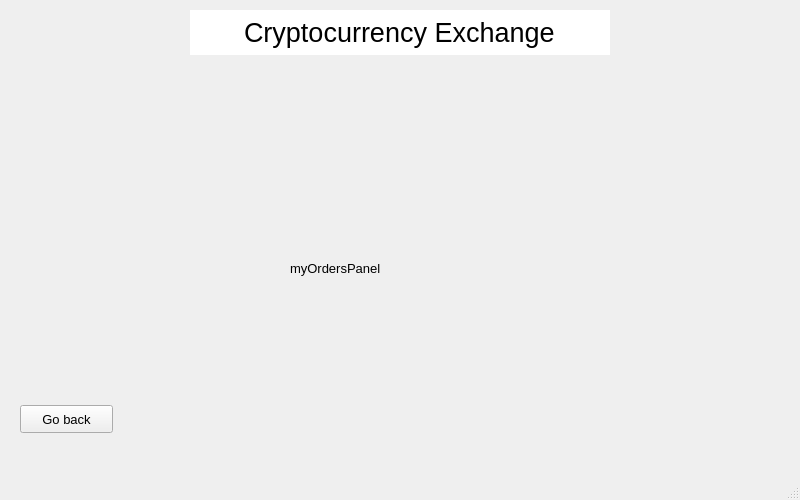
Above: cryptocurrency-exchange/mainwindow.ui from Lyczeq/cryptocurrency-exchange before the change. Below: the same form after it.
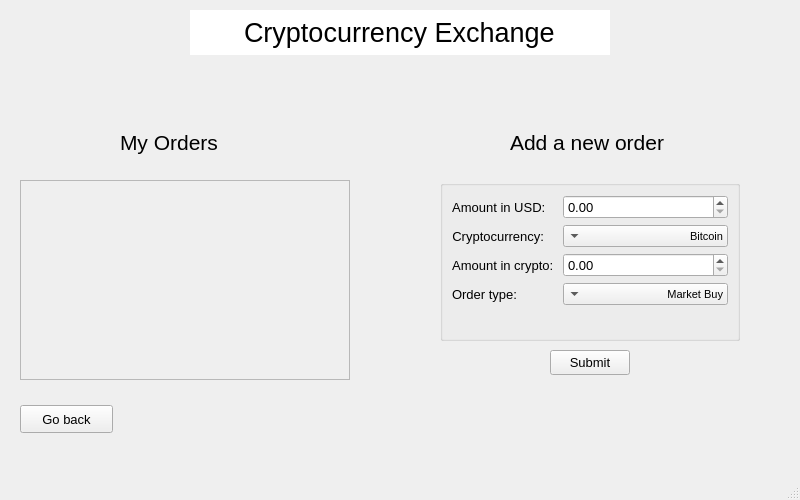
That is the form after the change. The open tabs and pages were chosen to show the change. Custom widgets are drawn as their Qt base class.

Commit message: Circle diagram that describes user's wallet is done, working on orders mechanics

Patch:
```diff
--- a/cryptocurrency-exchange/mainwindow.ui
+++ b/cryptocurrency-exchange/mainwindow.ui
@@ -1487,14 +1487,20 @@
      <widget class="QLabel" name="label_5">
       <property name="geometry">
        <rect>
-        <x>290</x>
-        <y>180</y>
-        <width>261</width>
-        <height>16</height>
+        <x>120</x>
+        <y>40</y>
+        <width>130</width>
+        <height>45</height>
        </rect>
       </property>
+      <property name="font">
+       <font>
+        <family>Arial</family>
+        <pointsize>16</pointsize>
+       </font>
+      </property>
       <property name="text">
-       <string>myOrdersPanel</string>
+       <string>My Orders</string>
       </property>
      </widget>
      <widget class="QPushButton" name="goBackBtnFromMyOrdersBtn">
@@ -1516,6 +1522,218 @@
        <string>Go back</string>
       </property>
      </widget>
+     <widget class="QScrollArea" name="myOrdersArea">
+      <property name="geometry">
+       <rect>
+        <x>20</x>
+        <y>100</y>
+        <width>330</width>
+        <height>200</height>
+       </rect>
+      </property>
+      <property name="widgetResizable">
+       <bool>true</bool>
+      </property>
+      <widget class="QWidget" name="scrollAreaWidgetContents_3">
+       <property name="geometry">
+        <rect>
+         <x>0</x>
+         <y>0</y>
+         <width>328</width>
+         <height>198</height>
+        </rect>
+       </property>
+       <layout class="QGridLayout" name="gridLayout_7"/>
+      </widget>
+     </widget>
+     <widget class="QLabel" name="myOrdersLabel_2">
+      <property name="geometry">
+       <rect>
+        <x>510</x>
+        <y>40</y>
+        <width>210</width>
+        <height>45</height>
+       </rect>
+      </property>
+      <property name="font">
+       <font>
+        <family>Arial</family>
+        <pointsize>16</pointsize>
+       </font>
+      </property>
+      <property name="text">
+       <string>Add a new order</string>
+      </property>
+     </widget>
+     <widget class="QGroupBox" name="groupBox_5">
+      <property name="geometry">
+       <rect>
+        <x>440</x>
+        <y>100</y>
+        <width>300</width>
+        <height>161</height>
+       </rect>
+      </property>
+      <property name="title">
+       <string/>
+      </property>
+      <layout class="QVBoxLayout" name="verticalLayout_19">
+       <item>
+        <layout class="QFormLayout" name="formLayout_4">
+         <item row="1" column="0">
+          <widget class="QLabel" name="cryptoAmountLabel">
+           <property name="text">
+            <string>Cryptocurrency: </string>
+           </property>
+           <property name="alignment">
+            <set>Qt::AlignCenter</set>
+           </property>
+          </widget>
+         </item>
+         <item row="1" column="1">
+          <widget class="QComboBox" name="chooseCurrencyOrder">
+           <property name="font">
+            <font>
+             <family>Arial</family>
+             <pointsize>8</pointsize>
+            </font>
+           </property>
+           <property name="layoutDirection">
+            <enum>Qt::RightToLeft</enum>
+           </property>
+           <property name="modelColumn">
+            <number>0</number>
+           </property>
+           <item>
+            <property name="text">
+             <string>Bitcoin</string>
+            </property>
+           </item>
+           <item>
+            <property name="text">
+             <string>Ethereum</string>
+            </property>
+           </item>
+           <item>
+            <property name="text">
+             <string>Binance Coin</string>
+            </property>
+           </item>
+           <item>
+            <property name="text">
+             <string>Tether</string>
+            </property>
+           </item>
+           <item>
+            <property name="text">
+             <string>Ripple</string>
+            </property>
+           </item>
+          </widget>
+         </item>
+         <item row="2" column="1">
+          <widget class="QDoubleSpinBox" name="howMuchOrder">
+           <property name="enabled">
+            <bool>true</bool>
+           </property>
+          </widget>
+         </item>
+         <item row="3" column="0">
+          <widget class="QLabel" name="orderTypeLabel">
+           <property name="text">
+            <string>Order type: </string>
+           </property>
+          </widget>
+         </item>
+         <item row="3" column="1">
+          <widget class="QComboBox" name="chooseOrderType">
+           <property name="enabled">
+            <bool>true</bool>
+           </property>
+           <property name="font">
+            <font>
+             <family>Arial</family>
+             <pointsize>8</pointsize>
+            </font>
+           </property>
+           <property name="layoutDirection">
+            <enum>Qt::RightToLeft</enum>
+           </property>
+           <property name="modelColumn">
+            <number>0</number>
+           </property>
+           <item>
+            <property name="text">
+             <string>Market Buy</string>
+            </property>
+           </item>
+           <item>
+            <property name="text">
+             <string>Market Sell</string>
+            </property>
+           </item>
+           <item>
+            <property name="text">
+             <string>Stop Limit Sell</string>
+            </property>
+           </item>
+           <item>
+            <property name="text">
+             <string>Stop Limit Buy</string>
+            </property>
+           </item>
+           <item>
+            <property name="text">
+             <string>Stop Market Sell</string>
+            </property>
+           </item>
+           <item>
+            <property name="text">
+             <string>Stop Market Buy</string>
+            </property>
+           </item>
+          </widget>
+         </item>
+         <item row="2" column="0">
+          <widget class="QLabel" name="howMuchCryptoOrderLabel">
+           <property name="text">
+            <string>Amount in crypto: </string>
+           </property>
+           <property name="alignment">
+            <set>Qt::AlignCenter</set>
+           </property>
+          </widget>
+         </item>
+         <item row="0" column="0">
+          <widget class="QLabel" name="usdAmountLabel">
+           <property name="text">
+            <string>Amount in USD: </string>
+           </property>
+           <property name="alignment">
+            <set>Qt::AlignCenter</set>
+           </property>
+          </widget>
+         </item>
+         <item row="0" column="1">
+          <widget class="QDoubleSpinBox" name="howMuchUSD"/>
+         </item>
+        </layout>
+       </item>
+      </layout>
+     </widget>
+     <widget class="QPushButton" name="submitOrderBtn">
+      <property name="geometry">
+       <rect>
+        <x>550</x>
+        <y>270</y>
+        <width>80</width>
+        <height>25</height>
+       </rect>
+      </property>
+      <property name="text">
+       <string>Submit</string>
+      </property>
+     </widget>
     </widget>
     <widget class="QWidget" name="historicalOrdersPanel">
      <widget class="QLabel" name="label_6">
```
Left out of the diff: 165 changed lines with no effect on the pictures. The commit also changes 51 other files.
